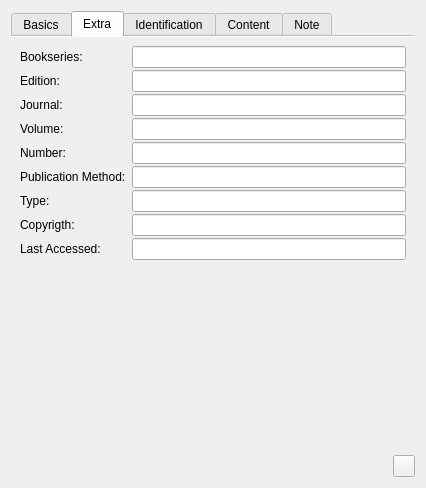
Old version of the form src/sidebar/publicationwidget.ui in the repository KDE/conquirere.
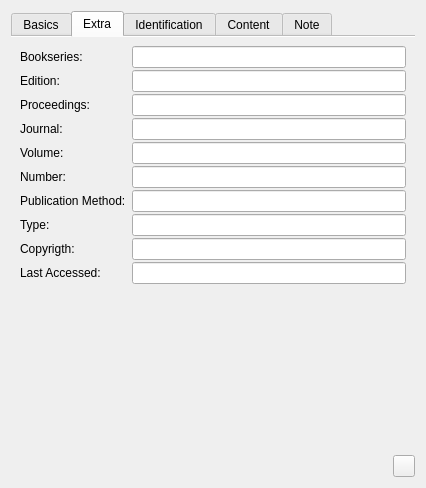
New version of the form. The open tabs and pages were chosen to show the change. Custom widgets are drawn as their Qt base class.

Commit message: some cleanup, removed inproceedings and replace it by article with proceedings

The edit to the form file:
```diff
--- a/src/sidebar/publicationwidget.ui
+++ b/src/sidebar/publicationwidget.ui
@@ -235,7 +235,7 @@
        <item row="1" column="1">
         <widget class="StringEdit" name="editEdition"/>
        </item>
-       <item row="2" column="0">
+       <item row="3" column="0">
         <widget class="QLabel" name="label_7">
          <property name="text">
           <string>Journal:</string>
@@ -245,10 +245,10 @@
          </property>
         </widget>
        </item>
-       <item row="2" column="1">
+       <item row="3" column="1">
         <widget class="JournalEdit" name="editJournal"/>
        </item>
-       <item row="3" column="0">
+       <item row="4" column="0">
         <widget class="QLabel" name="label_8">
          <property name="text">
           <string>Volume:</string>
@@ -258,10 +258,10 @@
          </property>
         </widget>
        </item>
-       <item row="3" column="1">
+       <item row="4" column="1">
         <widget class="VolumeNumberEdit" name="editVolume"/>
        </item>
-       <item row="4" column="0">
+       <item row="5" column="0">
         <widget class="QLabel" name="label_9">
          <property name="text">
           <string>Number:</string>
@@ -271,10 +271,10 @@
          </property>
         </widget>
        </item>
-       <item row="4" column="1">
+       <item row="5" column="1">
         <widget class="VolumeNumberEdit" name="editNumber"/>
        </item>
-       <item row="5" column="0">
+       <item row="6" column="0">
         <widget class="QLabel" name="label_14">
          <property name="text">
           <string>Publication Method:</string>
@@ -287,10 +287,10 @@
          </property>
         </widget>
        </item>
-       <item row="5" column="1">
+       <item row="6" column="1">
         <widget class="StringEdit" name="editHowPublished"/>
        </item>
-       <item row="6" column="0">
+       <item row="7" column="0">
         <widget class="QLabel" name="label_17">
          <property name="text">
           <string>Type:</string>
@@ -300,10 +300,10 @@
          </property>
         </widget>
        </item>
-       <item row="6" column="1">
+       <item row="7" column="1">
         <widget class="StringEdit" name="editType"/>
        </item>
-       <item row="7" column="0">
+       <item row="8" column="0">
         <widget class="QLabel" name="label_24">
          <property name="text">
           <string>Copyrigth:</string>
@@ -313,10 +313,10 @@
          </property>
         </widget>
        </item>
-       <item row="7" column="1">
+       <item row="8" column="1">
         <widget class="StringEdit" name="editCopyright"/>
        </item>
-       <item row="8" column="0">
+       <item row="9" column="0">
         <widget class="QLabel" name="label_26">
          <property name="text">
           <string>Last Accessed:</string>
@@ -326,9 +326,19 @@
          </property>
         </widget>
        </item>
-       <item row="8" column="1">
+       <item row="9" column="1">
         <widget class="StringEdit" name="editLastAccessed"/>
        </item>
+       <item row="2" column="0">
+        <widget class="QLabel" name="label_31">
+         <property name="text">
+          <string>Proceedings:</string>
+         </property>
+        </widget>
+       </item>
+       <item row="2" column="1">
+        <widget class="ProceedingsEdit" name="editProceedings"/>
+       </item>
       </layout>
      </widget>
      <widget class="QWidget" name="tab_3">
@@ -641,6 +651,11 @@
     <signal>widgetEnabled(bool)</signal>
    </slots>
   </customwidget>
+  <customwidget>
+   <class>ProceedingsEdit</class>
+   <extends>QLineEdit</extends>
+   <header>propertywidgets/proceedingsedit.h</header>
+  </customwidget>
  </customwidgets>
  <resources/>
  <connections>
```
Left out of the diff: 2 changed lines with no effect on the pictures. The commit also changes 14 other files.
